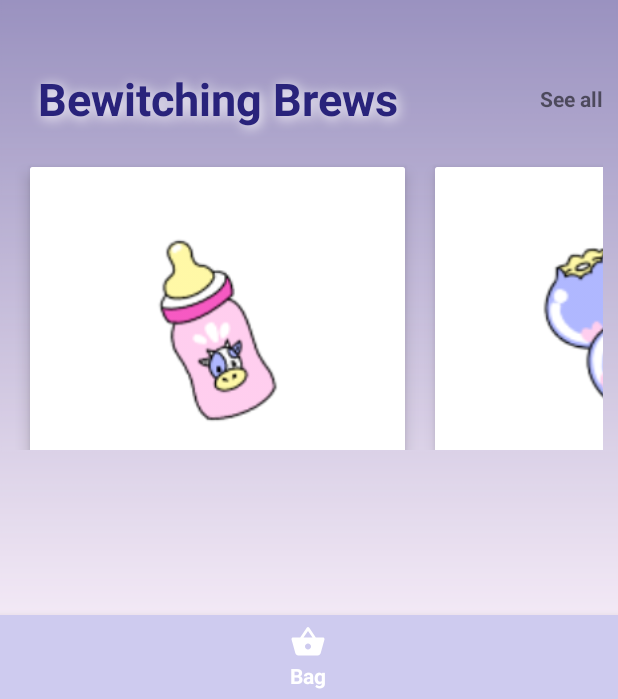
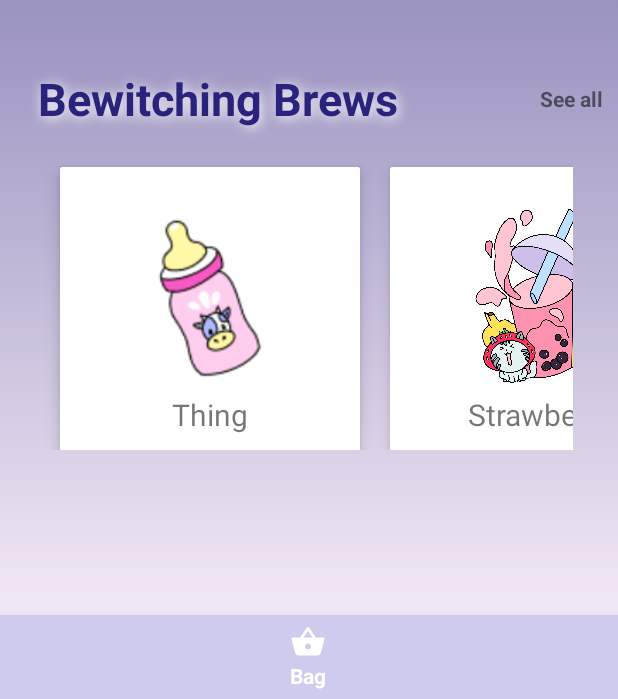
Before and after one commit to jodi-dev/witchy-brews, an Android app: the screen it shows after launch (MainActivity), on a phone screen of 412 x 824 dp, the part 537-1236 px from its top. Run offline under Robolectric (Android 15) with nearby library versions, the phone set to English and light mode, and no system bars; Roboto replaces fonts that are not available here.

Commit message:
added one featured image... i don't really like it but it'll do for now; edited readme to conclude

```diff
--- a/app/WitchyBrews/app/src/main/java/com/example/witchybrews/FeaturedAdapter.java
+++ b/app/WitchyBrews/app/src/main/java/com/example/witchybrews/FeaturedAdapter.java
@@ -22,7 +22,7 @@ public class FeaturedAdapter extends RecyclerView.Adapter<FeaturedAdapter.Featur
     public static class FeaturedViewHolder extends RecyclerView.ViewHolder {
 
         ImageView image;
-        TextView title, desc;
+        TextView title;
 
         public FeaturedViewHolder(@NonNull View itemView) {
             super(itemView);
--- a/app/WitchyBrews/app/src/main/java/com/example/witchybrews/MainActivity.java
+++ b/app/WitchyBrews/app/src/main/java/com/example/witchybrews/MainActivity.java
@@ -34,7 +34,7 @@ public class MainActivity extends AppCompatActivity {
         ArrayList<FeaturedHelper> featuredImages = new ArrayList<>();
 
         featuredImages.add(new FeaturedHelper(R.drawable.milky, "Thing"));
-        featuredImages.add(new FeaturedHelper(R.drawable.fruity, "Thing"));
+        featuredImages.add(new FeaturedHelper(R.drawable.dummy, "Strawberry"));
         featuredImages.add(new FeaturedHelper(R.drawable.witchy, "Thing"));
 
         adapter = new FeaturedAdapter(featuredImages);
--- a/app/WitchyBrews/app/src/main/res/layout/activity_main.xml
+++ b/app/WitchyBrews/app/src/main/res/layout/activity_main.xml
@@ -190,6 +190,8 @@
 
         <androidx.recyclerview.widget.RecyclerView
             android:id="@+id/featured_recycler"
+            android:paddingLeft="20dp"
+            android:paddingRight="20dp"
             android:layout_width="match_parent"
             android:layout_height="250dp"/>
 
--- a/app/WitchyBrews/app/src/main/res/layout/recyclercard.xml
+++ b/app/WitchyBrews/app/src/main/res/layout/recyclercard.xml
@@ -1,7 +1,7 @@
 <?xml version="1.0" encoding="utf-8"?>
 <androidx.cardview.widget.CardView
-    android:layout_width="250dp"
-    android:layout_height="250dp"
+    android:layout_width="200dp"
+    android:layout_height="200dp"
     xmlns:app="http://schemas.android.com/apk/res-auto"
     xmlns:android="http://schemas.android.com/apk/res/android"
     android:layout_margin="10dp"
@@ -16,11 +16,11 @@
         android:layout_gravity="center_vertical|center_horizontal"
         android:gravity="center"
         android:background="@color/white"
-        android:padding="5dp">
+        android:padding="2dp">
 
         <ImageView
-            android:layout_width="150dp"
-            android:layout_height="150dp"
+            android:layout_width="130dp"
+            android:layout_height="130dp"
             android:id="@+id/featured_image"
             android:src="@drawable/ic_baseline_image_not_supported_24"/>
         <TextView
@@ -28,7 +28,7 @@
             android:layout_height="wrap_content"
             android:text="Placeholder"
             android:id="@+id/featured_title"
-            android:textSize="25sp"/>
+            android:textSize="20sp"/>
 
     </LinearLayout>
 
```
Also changed, not shown: app/WitchyBrews/app/src/main/res/drawable/dummy.png (added), 6 other files.
